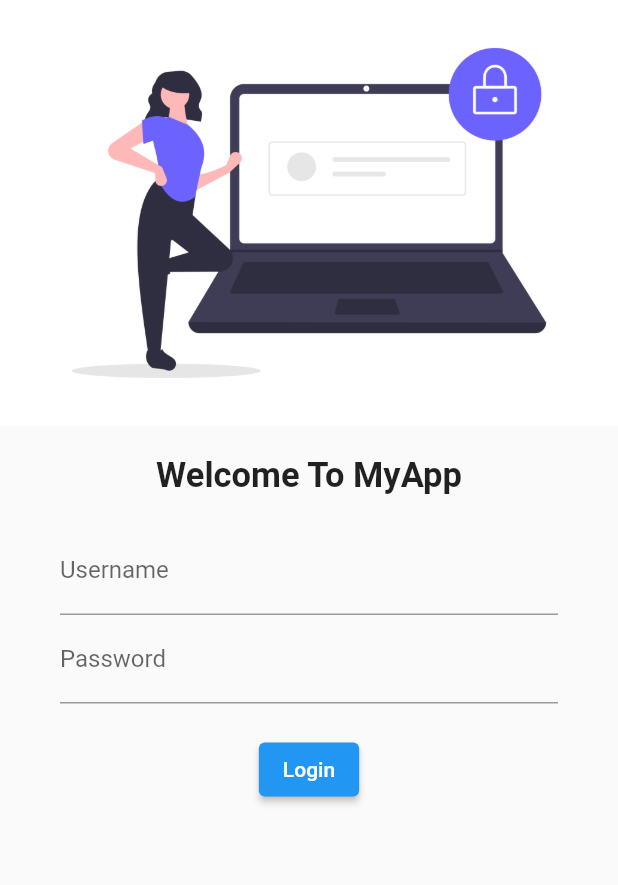
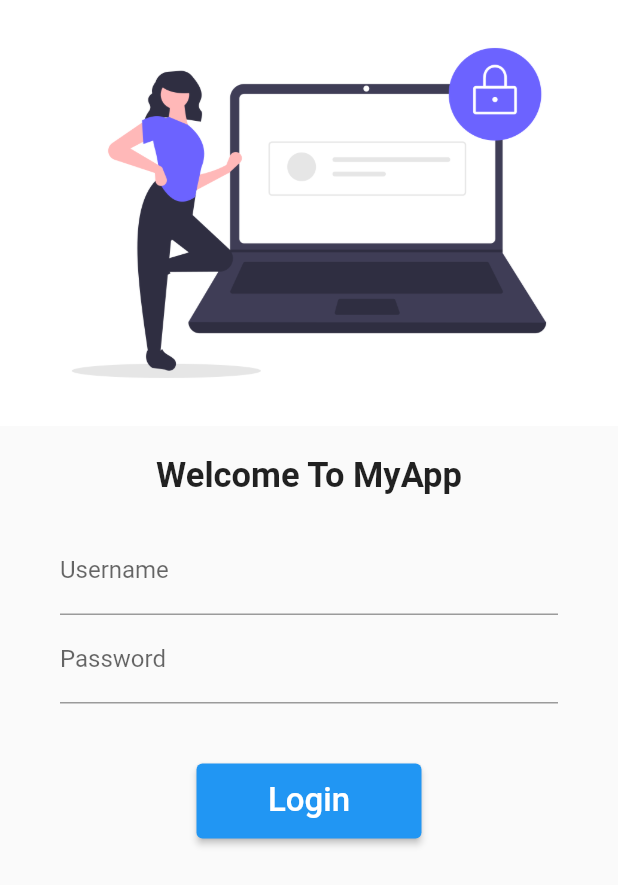
Before and after one commit to Sahil2234/Flutterproject2, a Flutter app: the screen it shows after launch, on a phone screen of 412 x 824 dp. Shown: the top 885 px of the screen. Run offline on Flutter 3.47's test engine with Material 2 defaults, Android fonts, the phone set to English and light mode, and no system bars.

```diff
--- a/lib/main.dart
+++ b/lib/main.dart
@@ -12,9 +12,10 @@ class MyApp extends StatelessWidget {
   Widget build(BuildContext context) {
     return MaterialApp(
       theme: ThemeData.light(),
+      initialRoute: "/login",
       routes: {
-        "/login": (context) => Homepage(),
-        "/": (context) => LoginPage()
+        "/login": (context) => LoginPage(),
+        "/": (context) => Homepage()
       },
     );
   }
--- a/lib/pages/home_page.dart
+++ b/lib/pages/home_page.dart
@@ -6,11 +6,10 @@ class Homepage extends StatelessWidget {
   Widget build(BuildContext context) {
     return Scaffold(
         appBar: AppBar(
-          backgroundColor: Colors.black12,
+          backgroundColor: Colors.blueAccent,
           title: Text("App"),
         ),
-        body: Container(
-            child: Center(child: Text("Hello Flutter $x Enthusiast India"))),
+        body: Container(child: Center(child: Text("Hello Flutter"))),
         drawer: Drawer());
   }
 }
--- a/lib/pages/loginpage.dart
+++ b/lib/pages/loginpage.dart
@@ -10,7 +10,8 @@ class LoginPage extends StatelessWidget {
             //   title: Text("Login Page"),
             // ),
             body: Container(
-                child: Column(children: [
+                child: SingleChildScrollView(
+                    child: Column(children: [
       Image.asset("assets/images/loginimg.png"),
       SizedBox(
         height: 20,
@@ -32,18 +33,20 @@ class LoginPage extends StatelessWidget {
                   decoration: InputDecoration(
                       hintText: "Enter Password", labelText: "Password")),
               SizedBox(
-                height: 20,
+                height: 40,
               ),
               ElevatedButton(
+                  style: TextButton.styleFrom(minimumSize: Size(150, 50)),
                   onPressed: () {
-                    print("Someone logged");
+                    Navigator.pushNamed(context, "/");
                   },
                   child: Text(
                     "Login",
-                    style: TextStyle(backgroundColor: Colors.blue),
+                    style:
+                        TextStyle(backgroundColor: Colors.blue, fontSize: 22),
                   ))
             ],
           ))
-    ]))));
+    ])))));
   }
 }
```
